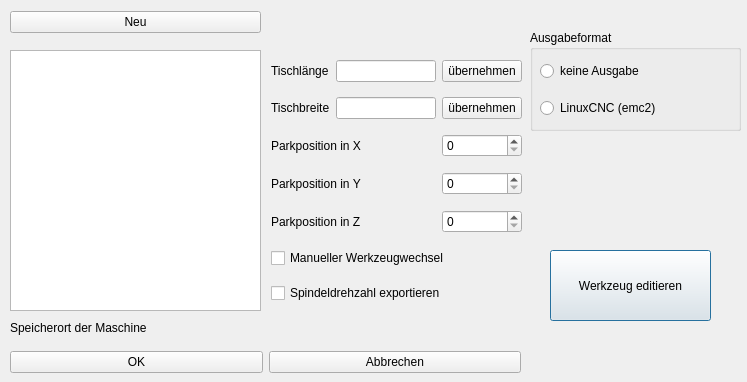
The window that Dialoge/dialog_maschinen.ui (TischlerWilly/simson) describes before a commit, drawn with Qt 5.
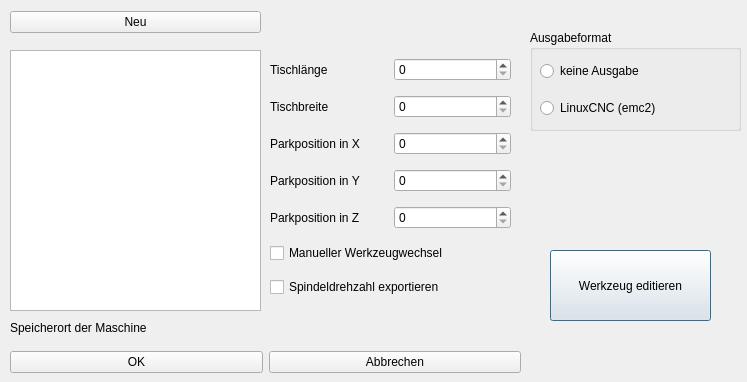
The same window after the commit.

Patch:
```diff
--- a/Dialoge/dialog_maschinen.ui
+++ b/Dialoge/dialog_maschinen.ui
@@ -36,117 +36,6 @@
     <string>Werkzeug editieren</string>
    </property>
   </widget>
-  <widget class="QWidget" name="layoutWidget">
-   <property name="geometry">
-    <rect>
-     <x>271</x>
-     <y>51</y>
-     <width>251</width>
-     <height>261</height>
-    </rect>
-   </property>
-   <layout class="QGridLayout" name="gridLayout">
-    <item row="8" column="0" colspan="3">
-     <widget class="QCheckBox" name="checkBox_drehzExportieren">
-      <property name="text">
-       <string>Spindeldrehzahl exportieren</string>
-      </property>
-     </widget>
-    </item>
-    <item row="6" column="2">
-     <widget class="QDoubleSpinBox" name="doubleSpinBox_prgendpos_z">
-      <property name="decimals">
-       <number>0</number>
-      </property>
-      <property name="maximum">
-       <double>500.000000000000000</double>
-      </property>
-     </widget>
-    </item>
-    <item row="0" column="2">
-     <widget class="QPushButton" name="pushButton_laenge_ok">
-      <property name="text">
-       <string>übernehmen</string>
-      </property>
-     </widget>
-    </item>
-    <item row="7" column="0" colspan="3">
-     <widget class="QCheckBox" name="checkBox_manWkzWechsel">
-      <property name="text">
-       <string>Manueller Werkzeugwechsel</string>
-      </property>
-     </widget>
-    </item>
-    <item row="0" column="1">
-     <widget class="QLineEdit" name="lineEdit_tischlaenge"/>
-    </item>
-    <item row="1" column="1">
-     <widget class="QLineEdit" name="lineEdit_tischbreite"/>
-    </item>
-    <item row="1" column="0">
-     <widget class="QLabel" name="label_tischbreite">
-      <property name="text">
-       <string>Tischbreite</string>
-      </property>
-     </widget>
-    </item>
-    <item row="5" column="2">
-     <widget class="QDoubleSpinBox" name="doubleSpinBox_prgendpos_y">
-      <property name="decimals">
-       <number>0</number>
-      </property>
-      <property name="maximum">
-       <double>5000.000000000000000</double>
-      </property>
-     </widget>
-    </item>
-    <item row="0" column="0">
-     <widget class="QLabel" name="label_tischlaenge">
-      <property name="text">
-       <string>Tischlänge</string>
-      </property>
-     </widget>
-    </item>
-    <item row="1" column="2">
-     <widget class="QPushButton" name="pushButton_breite_ok">
-      <property name="text">
-       <string>übernehmen</string>
-      </property>
-     </widget>
-    </item>
-    <item row="4" column="2">
-     <widget class="QDoubleSpinBox" name="doubleSpinBox_prgendpos_x">
-      <property name="decimals">
-       <number>0</number>
-      </property>
-      <property name="maximum">
-       <double>5000.000000000000000</double>
-      </property>
-     </widget>
-    </item>
-    <item row="4" column="0" colspan="2">
-     <widget class="QLabel" name="label">
-      <property name="text">
-       <string>Parkposition in X</string>
-      </property>
-     </widget>
-    </item>
-    <item row="5" column="0" colspan="2">
-     <widget class="QLabel" name="label_2">
-      <property name="text">
-       <string>Parkposition in Y</string>
-      </property>
-     </widget>
-    </item>
-    <item row="6" column="0" colspan="2">
-     <widget class="QLabel" name="label_3">
-      <property name="text">
-       <string>Parkposition in Z</string>
-      </property>
-     </widget>
-    </item>
-   </layout>
-  </widget>
   <widget class="QWidget" name="layoutWidget">
    <property name="geometry">
     <rect>
@@ -247,6 +136,117 @@
     </layout>
    </widget>
   </widget>
+  <widget class="QWidget" name="layoutWidget">
+   <property name="geometry">
+    <rect>
+     <x>270</x>
+     <y>50</y>
+     <width>241</width>
+     <height>261</height>
+    </rect>
+   </property>
+   <layout class="QGridLayout" name="gridLayout">
+    <item row="3" column="1">
+     <widget class="QDoubleSpinBox" name="doubleSpinBox_prgendpos_y">
+      <property name="decimals">
+       <number>0</number>
+      </property>
+      <property name="maximum">
+       <double>5000.000000000000000</double>
+      </property>
+     </widget>
+    </item>
+    <item row="2" column="0">
+     <widget class="QLabel" name="label">
+      <property name="text">
+       <string>Parkposition in X</string>
+      </property>
+     </widget>
+    </item>
+    <item row="1" column="0">
+     <widget class="QLabel" name="label_tischbreite">
+      <property name="text">
+       <string>Tischbreite</string>
+      </property>
+     </widget>
+    </item>
+    <item row="4" column="1">
+     <widget class="QDoubleSpinBox" name="doubleSpinBox_prgendpos_z">
+      <property name="decimals">
+       <number>0</number>
+      </property>
+      <property name="maximum">
+       <double>500.000000000000000</double>
+      </property>
+     </widget>
+    </item>
+    <item row="0" column="1">
+     <widget class="QDoubleSpinBox" name="doubleSpinBox_tischlaenge">
+      <property name="decimals">
+       <number>0</number>
+      </property>
+      <property name="maximum">
+       <double>5000.000000000000000</double>
+      </property>
+     </widget>
+    </item>
+    <item row="4" column="0">
+     <widget class="QLabel" name="label_3">
+      <property name="text">
+       <string>Parkposition in Z</string>
+      </property>
+     </widget>
+    </item>
+    <item row="3" column="0">
+     <widget class="QLabel" name="label_2">
+      <property name="text">
+       <string>Parkposition in Y</string>
+      </property>
+     </widget>
+    </item>
+    <item row="0" column="0">
+     <widget class="QLabel" name="label_tischlaenge">
+      <property name="text">
+       <string>Tischlänge</string>
+      </property>
+     </widget>
+    </item>
+    <item row="1" column="1">
+     <widget class="QDoubleSpinBox" name="doubleSpinBox_tischbreite">
+      <property name="decimals">
+       <number>0</number>
+      </property>
+      <property name="maximum">
+       <double>5000.000000000000000</double>
+      </property>
+     </widget>
+    </item>
+    <item row="2" column="1">
+     <widget class="QDoubleSpinBox" name="doubleSpinBox_prgendpos_x">
+      <property name="decimals">
+       <number>0</number>
+      </property>
+      <property name="maximum">
+       <double>5000.000000000000000</double>
+      </property>
+     </widget>
+    </item>
+    <item row="5" column="0" colspan="2">
+     <widget class="QCheckBox" name="checkBox_manWkzWechsel">
+      <property name="text">
+       <string>Manueller Werkzeugwechsel</string>
+      </property>
+     </widget>
+    </item>
+    <item row="6" column="0" colspan="2">
+     <widget class="QCheckBox" name="checkBox_drehzExportieren">
+      <property name="text">
+       <string>Spindeldrehzahl exportieren</string>
+      </property>
+     </widget>
+    </item>
+   </layout>
+  </widget>
  </widget>
  <resources/>
  <connections/>
```
Left out of the diff: 16 changed lines with no effect on the pictures.
